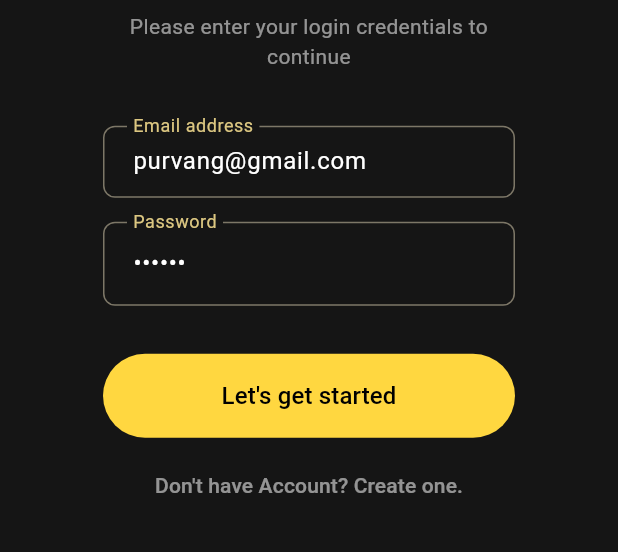
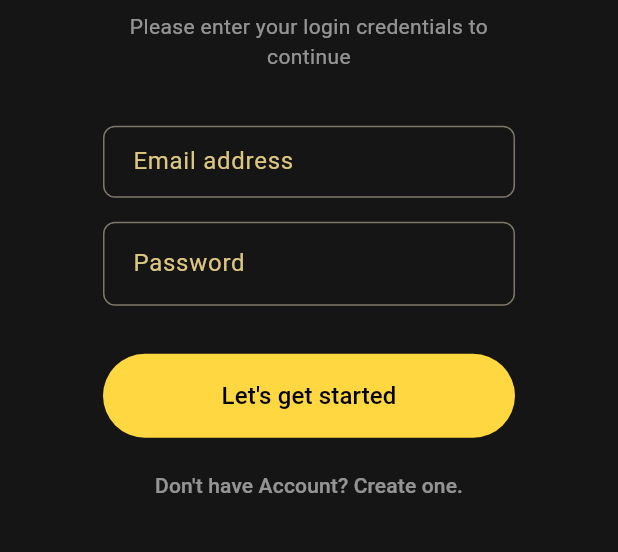
Before and after one commit to purvangpatel03/Content-Craft, a Flutter app: the screen it shows after launch, on a phone screen of 412 x 824 dp, the part 585-1137 px from its top. Run offline on Flutter 3.47's test engine with Material 3 defaults, Android fonts, the phone set to English and light mode, and no system bars; our stand-ins replace cloud_firestore, firebase_auth, firebase_core, firebase_storage, flutter_svg, google_sign_in and 4 more; accounts and stored records are empty.

Commit message:
Update login_form.dart

```diff
--- a/lib/modules/login_and_signup/login/widgets/login_form.dart
+++ b/lib/modules/login_and_signup/login/widgets/login_form.dart
@@ -21,8 +21,7 @@ class _LoginFormState extends State<LoginForm> {
   @override
   void initState() {
     super.initState();
-    _emailController.text = 'purvang@gmail.com';
-    _passwordController.text = '123456';
+
   }
 
   @override
```
